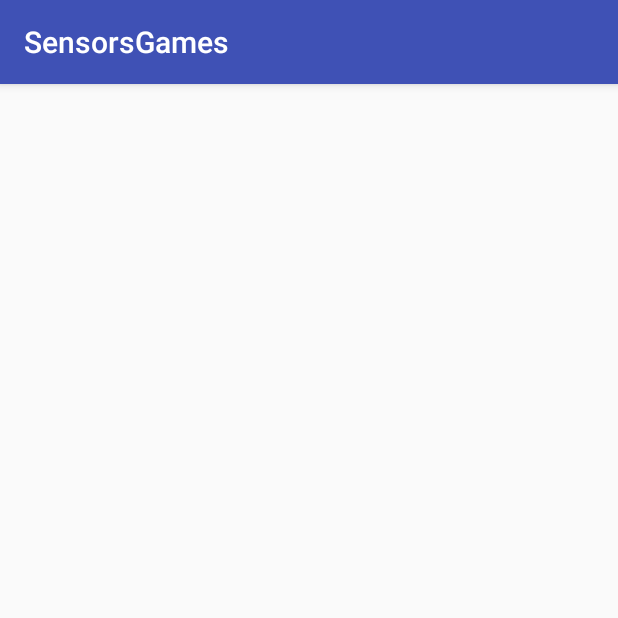
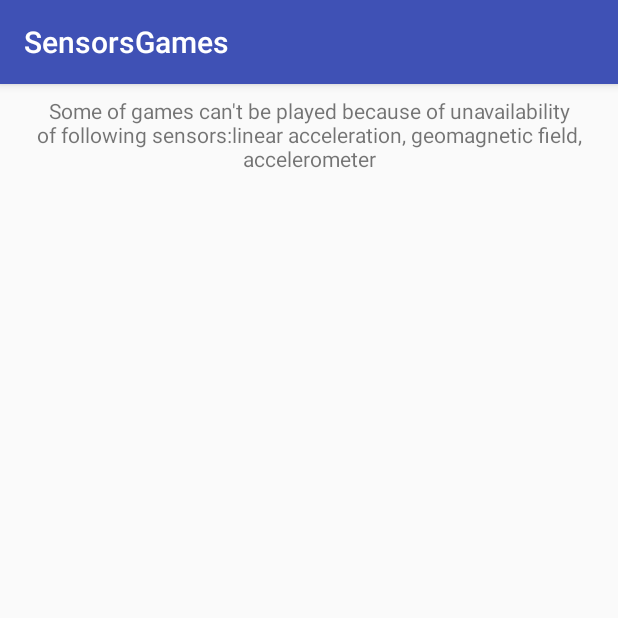
Before and after one commit to lukas-ruzicka/SensorsGames, an Android app: the screen it shows after launch (MainActivity), on a phone screen of 412 x 824 dp, the top half of it. Run offline under Robolectric (Android 15) with nearby library versions, the phone set to English and light mode, and no system bars.

Commit message:
Main activity prepared

```diff
--- a/app/src/main/java/cz/ruzickalukas/sensorsgames/MainActivity.java
+++ /dev/null
@@ -1,17 +0,0 @@
-package cz.ruzickalukas.sensorsgames;
-
-import android.support.v7.app.AppCompatActivity;
-import android.os.Bundle;
-import android.widget.ListView;
-
-public class MainActivity extends AppCompatActivity {
-
-    @Override
-    protected void onCreate(Bundle savedInstanceState) {
-        super.onCreate(savedInstanceState);
-        setContentView(R.layout.activity_main);
-
-        ListView gamesList = findViewById(R.id.gamesList);
-
-    }
-}
--- /dev/null
+++ b/app/src/main/java/cz/ruzickalukas/sensorsgames/main/Game.java
@@ -0,0 +1,65 @@
+package cz.ruzickalukas.sensorsgames.main;
+
+import android.content.Context;
+import android.content.SharedPreferences;
+
+import java.util.ArrayList;
+import java.util.List;
+
+import cz.ruzickalukas.sensorsgames.R;
+
+class Game {
+
+    // Game ID equals resource ID of its name
+    private int gameId;
+    private String name;
+    private List<Integer> sensorsResList = new ArrayList<>();
+    private String sensorsNames;
+    private float score;
+    private int status;
+
+    private static final String SCORE = "highest_score";
+    private static final String STATUS = "game_status";
+
+    Game(Context context, int nameRes, int... sensorsRes) {
+        this.gameId = nameRes;
+        this.name = context.getResources().getString(nameRes);
+        for (int sensorRes : sensorsRes) {
+            this.sensorsResList.add(sensorRes);
+            this.sensorsNames += context.getResources().getString(sensorRes) + ", ";
+        }
+        this.sensorsNames = sensorsNames.substring(0,sensorsNames.length() - 2);
+        SharedPreferences pref = context.getSharedPreferences(this.name,0);
+        this.score = pref.getFloat(SCORE, 0);
+        this.status = pref.getInt(STATUS, R.string.not_played);
+    }
+
+    public int getId() {
+        return gameId;
+    }
+
+    public String getName() {
+        return name;
+    }
+
+    public List<Integer> getSensorsResources() {
+        return sensorsResList;
+    }
+
+    public String getSensorsNames() {
+        return sensorsNames;
+    }
+
+    public String getScoreText() {
+        if (gameId == R.string.marmot) {
+            return Integer.toString((int)score) + " points";
+        } else {
+            return Float.toString(score) + " s";
+        }
+    }
+
+    public int getStatus() {
+        return status;
+    }
+
+}
--- /dev/null
+++ b/app/src/main/java/cz/ruzickalukas/sensorsgames/main/GameManager.java
@@ -0,0 +1,37 @@
+package cz.ruzickalukas.sensorsgames.main;
+
+import android.content.Context;
+import android.hardware.Sensor;
+
+import java.util.ArrayList;
+import java.util.List;
+
+import cz.ruzickalukas.sensorsgames.R;
+
+class GameManager {
+
+    static List<Game> getGamesList(Context context) {
+        List<Game> gamesList = new ArrayList<>();
+        gamesList.add(new Game(context, R.string.ball,
+                R.string.accelerometer, R.string.magnetometer));
+        gamesList.add(new Game(context, R.string.treasure,
+                R.string.gps, R.string.accelerometer, R.string.magnetometer));
+        gamesList.add(new Game(context, R.string.marmot, R.string.linear_acc));
+
+        return gamesList;
+    }
+
+    static int getSensorConstant(int sensorRes) {
+        switch (sensorRes) {
+            case R.string.accelerometer:
+                return Sensor.TYPE_ACCELEROMETER;
+            case R.string.magnetometer:
+                return Sensor.TYPE_MAGNETIC_FIELD;
+            case R.string.linear_acc:
+                return Sensor.TYPE_LINEAR_ACCELERATION;
+            default:
+                return 0;
+        }
+    }
+
+}
--- /dev/null
+++ b/app/src/main/java/cz/ruzickalukas/sensorsgames/main/MainActivity.java
@@ -0,0 +1,114 @@
+package cz.ruzickalukas.sensorsgames.main;
+
+import android.content.Intent;
+import android.hardware.SensorManager;
+import android.support.v7.app.AppCompatActivity;
+import android.os.Bundle;
+import android.view.View;
+import android.widget.AdapterView;
+import android.widget.ListView;
+import android.widget.TextView;
+
+import java.util.ArrayList;
+import java.util.HashSet;
+import java.util.List;
+import java.util.Set;
+
+import cz.ruzickalukas.sensorsgames.R;
+import cz.ruzickalukas.sensorsgames.ball.GameBallActivity;
+import cz.ruzickalukas.sensorsgames.marmot.GameMarmotActivity;
+import cz.ruzickalukas.sensorsgames.treasure.GameTreasureActivity;
+
+public class MainActivity extends AppCompatActivity {
+
+    @Override
+    protected void onCreate(Bundle savedInstanceState) {
+        super.onCreate(savedInstanceState);
+        setContentView(R.layout.activity_main);
+
+        ListView gamesListView = findViewById(R.id.gamesList);
+        TextView notAvailableView = findViewById(R.id.notAvailable);
+
+        List<Game> gamesList = GameManager.getGamesList(this);
+
+        Set<Integer> unavailableSensors = checkSensorAvailability(gamesList);
+        if (unavailableSensors.size() > 0) {
+            gamesListView.setAdapter(new GamesListAdapter(getAvailableGames(gamesList,
+                    unavailableSensors), this));
+            String notAvailableText = getResources().getString(R.string.not_available_intro);
+            for (int sensorRes : unavailableSensors) {
+                notAvailableText += getResources().getString(sensorRes).toLowerCase() + ", ";
+            }
+            notAvailableText = notAvailableText.substring(0, notAvailableText.length() - 2);
+            notAvailableView.setText(notAvailableText);
+        } else {
+            gamesListView.setAdapter(new GamesListAdapter(gamesList, this));
+            notAvailableView.setVisibility(View.GONE);
+        }
+
+        gamesListView.setOnItemClickListener(new AdapterView.OnItemClickListener() {
+            @Override
+            public void onItemClick(AdapterView<?> parent, View view, int position, long id) {
+                Intent intent;
+                switch ((int)id) {
+                    case R.string.ball:
+                        intent = new Intent(MainActivity.this,
+                                GameBallActivity.class);
+                        break;
+                    case R.string.treasure:
+                        intent = new Intent(MainActivity.this,
+                                GameTreasureActivity.class);
+                        break;
+                    case R.string.marmot:
+                        intent = new Intent(MainActivity.this,
+                                GameMarmotActivity.class);
+                        break;
+                    default:
+                        return;
+                }
+                startActivity(intent);
+            }
+        });
+    }
+
+    private Set<Integer> checkSensorAvailability(List<Game> gamesList) {
+        Set<Integer> sensorsNeeded = new HashSet<>();
+        for (Game game: gamesList) {
+            for (int sensor: game.getSensorsResources()){
+                if (!sensorsNeeded.contains(sensor)) {
+                    sensorsNeeded.add(sensor);
+                }
+            }
+        }
+        Set<Integer> unavailableSensors = new HashSet<>();
+        SensorManager mSensorManager = (SensorManager) getSystemService(SENSOR_SERVICE);
+        if (mSensorManager != null) {
+            for (int sensor: sensorsNeeded) {
+                if (sensor == R.string.gps) {
+                    if (getSystemService(LOCATION_SERVICE) == null) {
+                        unavailableSensors.add(sensor);
+                    }
+                } else {
+                    if (mSensorManager
+                            .getDefaultSensor(GameManager.getSensorConstant(sensor)) == null) {
+                        unavailableSensors.add(sensor);
+                    }
+                }
+            }
+        }
+        return unavailableSensors;
+    }
+
+    private List<Game> getAvailableGames(List<Game> gamesList, Set<Integer> unavailableSensors) {
+        List<Game> availableGames = new ArrayList<>(gamesList);
+        for (Game game : gamesList) {
+            for (int sensor: unavailableSensors) {
+                if (game.getSensorsResources().contains(sensor)) {
+                    availableGames.remove(game);
+                    break;
+                }
+            }
+        }
+        return availableGames;
+    }
+}
--- a/app/src/main/res/layout/activity_main.xml
+++ b/app/src/main/res/layout/activity_main.xml
@@ -4,12 +4,23 @@
     xmlns:tools="http://schemas.android.com/tools"
     android:layout_width="match_parent"
     android:layout_height="match_parent"
-    tools:context=".MainActivity">
+    tools:context=".main.MainActivity">
 
     <ListView
         android:id="@+id/gamesList"
-        android:layout_width="wrap_content"
-        android:layout_height="match_parent"
+        android:layout_width="match_parent"
+        android:layout_height="wrap_content"
         android:padding="8dp"/>
 
+    <TextView
+        android:id="@+id/notAvailable"
+        android:layout_width="wrap_content"
+        android:layout_height="wrap_content"
+        android:padding="8dp"
+        android:layout_marginLeft="16dp"
+        android:layout_marginStart="16dp"
+        android:layout_marginRight="16dp"
+        android:layout_marginEnd="16dp"
+        android:gravity="center"/>
+
 </android.support.constraint.ConstraintLayout>
--- /dev/null
+++ b/app/src/main/res/values/ic_launcher_background.xml
@@ -0,0 +1,4 @@
+<?xml version="1.0" encoding="utf-8"?>
+<resources>
+    <color name="ic_launcher_background">#008560</color>
+</resources>
--- a/app/src/main/res/values/strings.xml
+++ b/app/src/main/res/values/strings.xml
@@ -1,3 +1,32 @@
 <resources>
     <string name="app_name">SensorsGames</string>
+
+    <!-- Games -->
+    <string name="ball">Ball in maze</string>
+    <string name="treasure">Find a treasure</string>
+    <string name="marmot">Hit marmot</string>
+
+    <!-- Sensors -->
+    <string name="accelerometer">Accelerometer</string>
+    <string name="magnetometer">Geomagnetic field</string>
+    <string name="orientation">Orientation</string>
+    <string name="gps">GPS</string>
+    <string name="linear_acc">Linear acceleration</string>
+
+    <!-- Game status -->
+    <string name="not_played">Not played</string>
+    <string name="in_progress">In progress</string>
+    <string name="done">Done</string>
+
+    <!-- MainActivity -->
+    <string name="not_available_intro">Some of games can\'t be played because of unavailability of
+        following sensors: </string>
+    <string name="game_status_intro">Game status: </string>
+    <string name="highest_score_intro">Highest score: </string>
+    <string name="sensors">Sensors</string>
+
+    <!-- Exiting dialog -->
+    <string name="game_exit_title">Do you really want to exit game?</string>
+    <string name="game_exit_message">Game progress won\'t be saved</string>
+
 </resources>
```
Also changed, not shown: app/src/main/AndroidManifest.xml (+7 -1 lines), app/src/main/java/cz/ruzickalukas/sensorsgames/ball/GameBallActivity.java (added, +38 -0 lines), app/src/main/java/cz/ruzickalukas/sensorsgames/main/GamesListAdapter.java (added, +77 -0 lines), app/src/main/java/cz/ruzickalukas/sensorsgames/marmot/GameMarmotActivity.java (added, +38 -0 lines), app/src/main/java/cz/ruzickalukas/sensorsgames/treasure/GameTreasureActivity.java (added, +39 -0 lines), app/src/main/res/layout/activity_game_ball.xml (added, +13 -0 lines), app/src/main/res/layout/activity_game_marmot.xml (added, +13 -0 lines), app/src/main/res/layout/activity_game_treasure.xml (added, +13 -0 lines), app/src/main/res/layout/cell_game.xml (added, +45 -0 lines).
